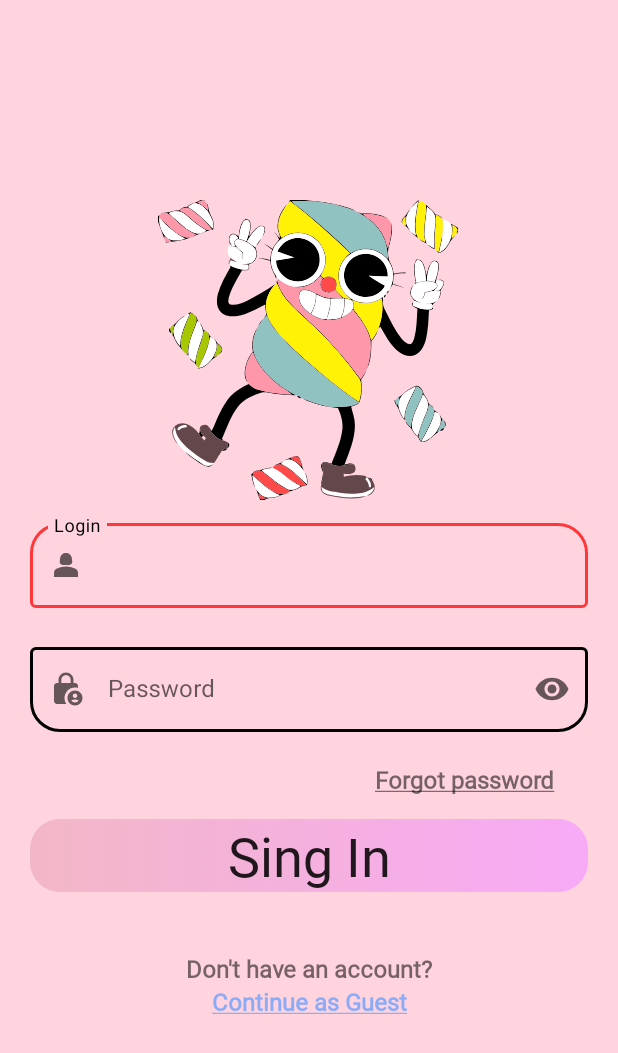
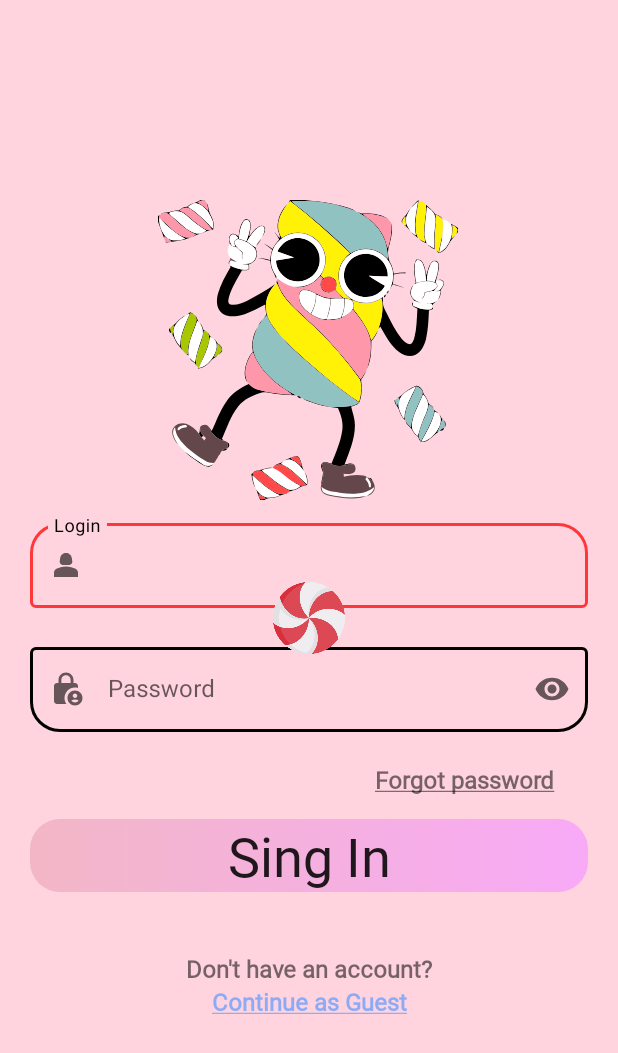
Before and after one commit to Candy-store-ink/candy-store-mobile, an Android app: the layout fragment_login.xml on its own in the app's theme, with its tools: preview values and no code run, on a phone screen of 412 x 824 dp. Shown: the top 1053 px of the screen. Run offline under Robolectric (Android 15) with nearby library versions, the phone set to English and light mode, and no system bars.

Commit message:
create custom progress bar for internet loading

```diff
--- /dev/null
+++ b/app/src/main/res/drawable/progress_icon.xml
@@ -0,0 +1,13 @@
+<?xml version="1.0" encoding="utf-8"?>
+<layer-list xmlns:android="http://schemas.android.com/apk/res/android">
+
+    <item>
+        <rotate
+            android:drawable="@drawable/lollipop_1"
+            android:fillAfter="true"
+            android:fromDegrees="0"
+            android:pivotX="50%"
+            android:pivotY="50%"
+            android:toDegrees="360" />
+    </item>
+</layer-list>
--- a/app/src/main/res/layout/fragment_login.xml
+++ b/app/src/main/res/layout/fragment_login.xml
@@ -2,7 +2,6 @@
 <androidx.constraintlayout.widget.ConstraintLayout
     xmlns:android="http://schemas.android.com/apk/res/android"
     xmlns:app="http://schemas.android.com/apk/res-auto"
-    xmlns:tools="http://schemas.android.com/tools"
     android:layout_width="match_parent"
     android:layout_height="match_parent"
     android:padding="@dimen/login_layout_padding"
@@ -160,10 +159,11 @@
         android:id="@+id/progress_bar"
         android:layout_width="wrap_content"
         android:layout_height="wrap_content"
-        android:visibility="invisible"
+        android:visibility="visible"
         app:layout_constraintBottom_toBottomOf="parent"
         app:layout_constraintEnd_toEndOf="parent"
         app:layout_constraintStart_toStartOf="parent"
-        app:layout_constraintTop_toTopOf="parent" />
+        app:layout_constraintTop_toTopOf="parent"
+        android:indeterminateDrawable="@drawable/progress_icon"/>
 
 </androidx.constraintlayout.widget.ConstraintLayout>
```
Also changed, not shown: app/src/main/res/drawable/lollipop_1.png (added).
